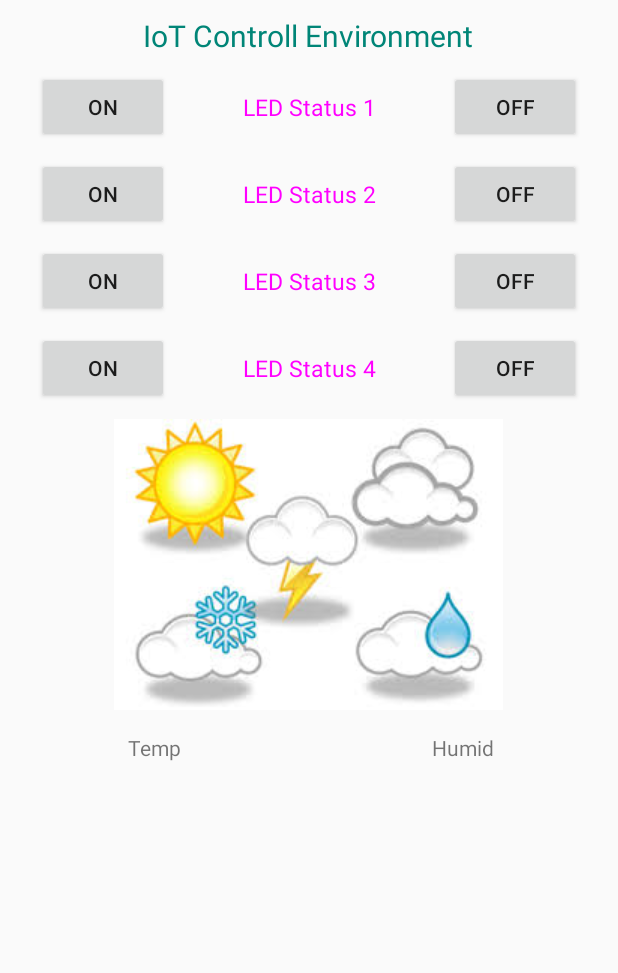
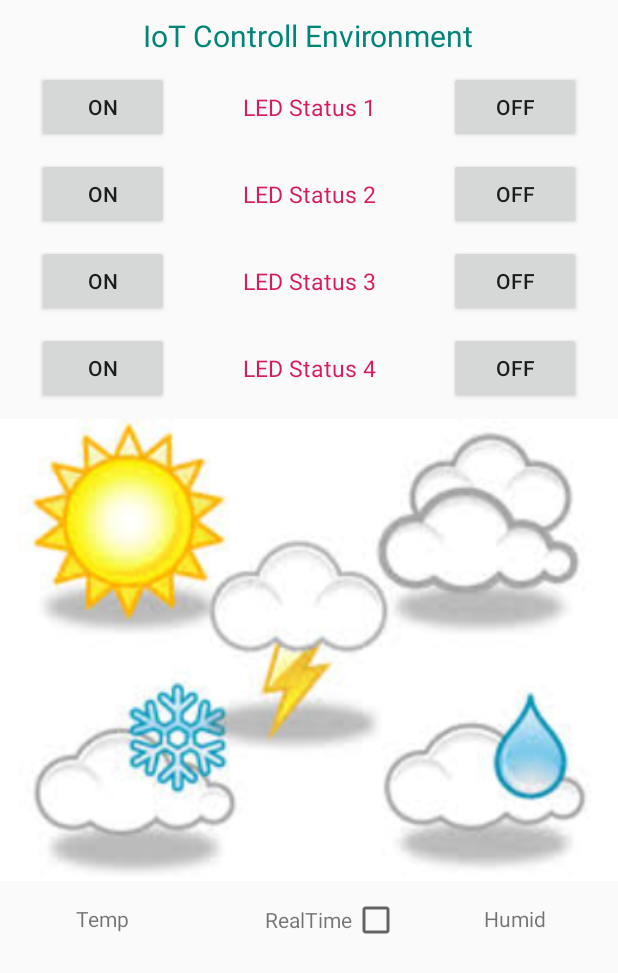
Before and after one commit to tho-primelabo/IoT, an Android app: the layout layout2.xml on its own in the app's theme, with its tools: preview values and no code run, on a phone screen of 412 x 824 dp. Shown: the top 973 px of the screen. Run offline under Robolectric (Android 15) with nearby library versions, the phone set to English and light mode, and no system bars.

Commit message:
update for realtime

```diff
--- a/IoT/Android/ShowDataByFireBase/app/src/main/AndroidManifest.xml
+++ b/IoT/Android/ShowDataByFireBase/app/src/main/AndroidManifest.xml
@@ -8,9 +8,9 @@
     <application
         android:resizeableActivity="false"
         android:allowBackup="false"
-        android:icon="@mipmap/ic_launcher"
+        android:icon="@mipmap/weather"
         android:label="@string/app_name"
-        android:roundIcon="@mipmap/ic_launcher_round"
+        android:roundIcon="@mipmap/weather"
         android:supportsRtl="true"
         android:name="thole.iot.LEDControl.MyApp"
 
--- a/IoT/Android/ShowDataByFireBase/app/src/main/res/layout/layout2.xml
+++ b/IoT/Android/ShowDataByFireBase/app/src/main/res/layout/layout2.xml
@@ -44,12 +44,12 @@
                 android:layout_weight="1">
 
                 <TextView
-
+                    android:id="@+id/status1"
                     android:layout_width="match_parent"
                     android:layout_height="match_parent"
                     android:gravity="center"
                     android:text="LED Status 1"
-                    android:textColor="@drawable/common_google_signin_btn_text_light"
+                    android:textColor="@color/colorAccent"
                     android:textSize="15dp" />
             </FrameLayout>
 
@@ -92,12 +92,12 @@
                 android:layout_weight="1">
 
                 <TextView
-
+                    android:id="@+id/status2"
                     android:layout_width="match_parent"
                     android:layout_height="match_parent"
                     android:gravity="center"
                     android:text="LED Status 2"
-                    android:textColor="@drawable/common_google_signin_btn_text_light"
+                    android:textColor="@color/colorAccent"
                     android:textSize="15dp" />
             </FrameLayout>
 
@@ -140,12 +140,12 @@
                 android:layout_weight="1">
 
                 <TextView
-
+                    android:id="@+id/status3"
                     android:layout_width="match_parent"
                     android:layout_height="match_parent"
                     android:gravity="center"
                     android:text="LED Status 3"
-                    android:textColor="@drawable/common_google_signin_btn_text_light"
+                    android:textColor="@color/colorAccent"
                     android:textSize="15dp" />
             </FrameLayout>
 
@@ -188,12 +188,12 @@
                 android:layout_weight="1">
 
                 <TextView
-
+                    android:id="@+id/status4"
                     android:layout_width="match_parent"
                     android:layout_height="match_parent"
                     android:gravity="center"
                     android:text="LED Status 4"
-                    android:textColor="@drawable/common_google_signin_btn_text_light"
+                    android:textColor="@color/colorAccent"
                     android:textSize="15dp" />
             </FrameLayout>
 
@@ -212,7 +212,7 @@
         </LinearLayout>
 
         <ImageView
-            android:layout_width="wrap_content"
+            android:layout_width="match_parent"
             android:layout_height="wrap_content"
             android:layout_gravity="center"
             android:layout_marginTop="10dp"
@@ -239,6 +239,28 @@
                     android:text="Temp" />
             </FrameLayout>
 
+            <RelativeLayout
+                android:layout_width="match_parent"
+                android:layout_height="wrap_content"
+                android:layout_weight="1"
+                >
+
+                <TextView
+                    android:id="@+id/realTime"
+                    android:layout_width="wrap_content"
+                    android:layout_height="wrap_content"
+                    android:layout_centerInParent="true"
+                    android:text="RealTime" />
+
+                <CheckBox
+                    android:id="@+id/checkBox3"
+                    android:layout_toRightOf="@id/realTime"
+                    android:layout_width="wrap_content"
+                    android:layout_height="wrap_content"
+                    android:text="" />
+
+            </RelativeLayout>
+
             <FrameLayout
                 android:layout_width="match_parent"
                 android:layout_height="wrap_content"
```
Also changed, not shown: IoT/Android/ShowDataByFireBase/app/src/main/java/thole/iot/LEDControl/MainActivity.java (+35 -0 lines), 2 other files.
